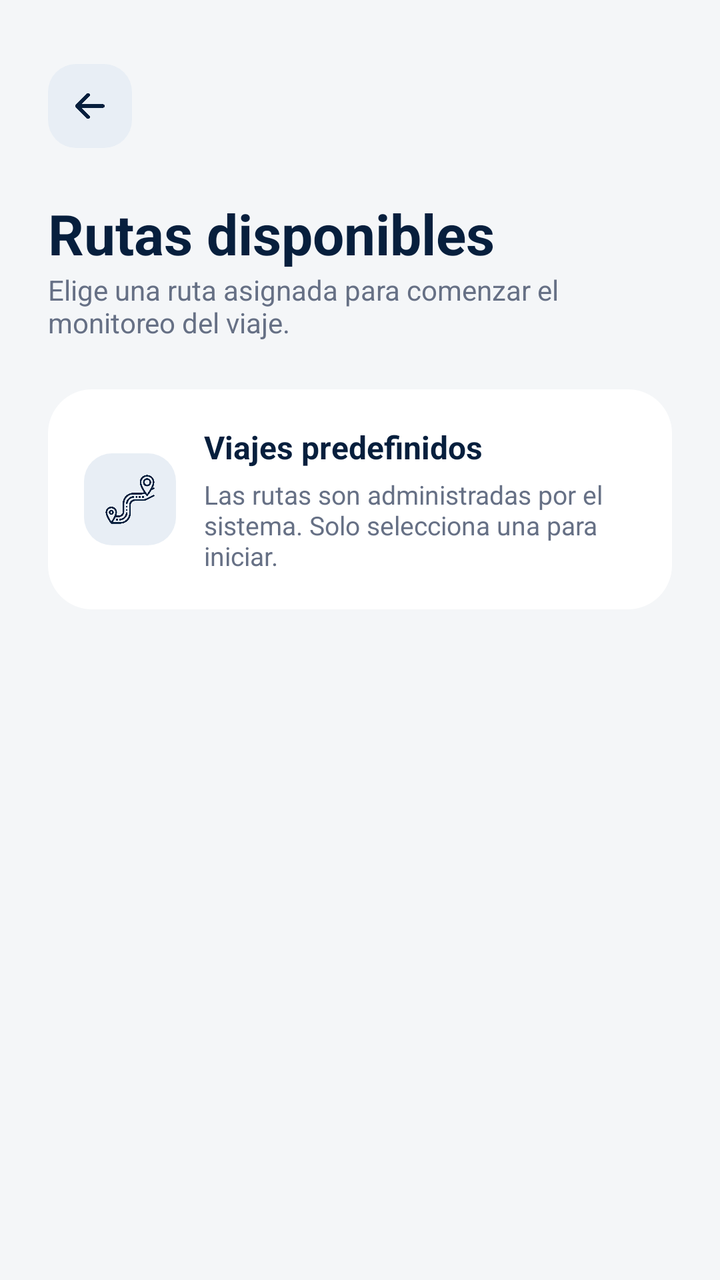
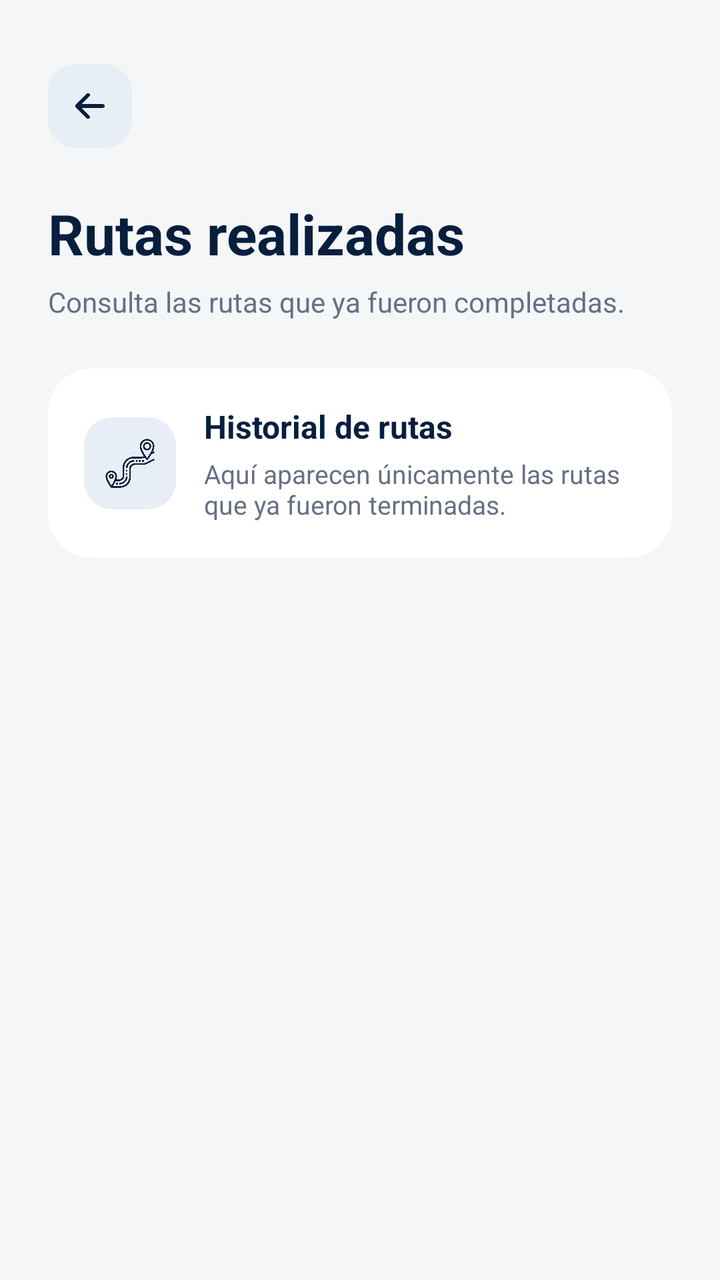

Before-and-after screenshots of an Android layout around one commit, followed by the original layout XML and the change that was made.
<!-- AndroidManifest.xml: application theme Theme.SomnixApp -->
<!-- res/layout/activity_lista_rutas.xml -->
<?xml version="1.0" encoding="utf-8"?>
<androidx.constraintlayout.widget.ConstraintLayout
    xmlns:android="http://schemas.android.com/apk/res/android"
    xmlns:app="http://schemas.android.com/apk/res-auto"
    xmlns:tools="http://schemas.android.com/tools"
    android:id="@+id/main"
    android:layout_width="match_parent"
    android:layout_height="match_parent"
    android:background="#F4F6F8"
    tools:context=".ListaRutasActivity">

    <ImageView
        android:id="@+id/btnBack"
        android:layout_width="42dp"
        android:layout_height="42dp"
        android:layout_marginStart="24dp"
        android:layout_marginTop="32dp"
        android:background="@drawable/bg_icon_button"
        android:padding="10dp"
        android:src="@drawable/ic_arrow_back"
        app:tint="#071F3D"
        app:layout_constraintStart_toStartOf="parent"
        app:layout_constraintTop_toTopOf="parent"/>

    <TextView
        android:id="@+id/txtTitulo"
        android:layout_width="wrap_content"
        android:layout_height="wrap_content"
        android:text="Rutas disponibles"
        android:textStyle="bold"
        android:textSize="28sp"
        android:textColor="#071F3D"
        android:layout_marginTop="24dp"
        app:layout_constraintStart_toStartOf="@id/btnBack"
        app:layout_constraintTop_toBottomOf="@id/btnBack"/>

    <TextView
        android:id="@+id/txtSubtitulo"
        android:layout_width="0dp"
        android:layout_height="wrap_content"
        android:text="Elige una ruta asignada para comenzar el monitoreo del viaje."
        android:textColor="#667085"
        android:textSize="14sp"
        android:layout_marginEnd="24dp"
        app:layout_constraintTop_toBottomOf="@id/txtTitulo"
        app:layout_constraintStart_toStartOf="@id/txtTitulo"
        app:layout_constraintEnd_toEndOf="parent"/>

    <LinearLayout
        android:id="@+id/cardInfoRutas"
        android:layout_width="0dp"
        android:layout_height="wrap_content"
        android:layout_marginHorizontal="24dp"
        android:layout_marginTop="24dp"
        android:background="@drawable/bg_card"
        android:gravity="center_vertical"
        android:orientation="horizontal"
        android:padding="18dp"
        app:layout_constraintTop_toBottomOf="@id/txtSubtitulo"
        app:layout_constraintStart_toStartOf="parent"
        app:layout_constraintEnd_toEndOf="parent">

        <ImageView
            android:layout_width="46dp"
            android:layout_height="46dp"
            android:background="@drawable/bg_icon_button"
            android:padding="10dp"
            android:src="@drawable/ic_route"
            app:tint="#071F3D" />

        <LinearLayout
            android:layout_width="0dp"
            android:layout_height="wrap_content"
            android:layout_marginStart="14dp"
            android:layout_weight="1"
            android:orientation="vertical">

            <TextView
                android:layout_width="wrap_content"
                android:layout_height="wrap_content"
                android:text="Viajes predefinidos"
                android:textColor="#071F3D"
                android:textSize="16sp"
                android:textStyle="bold" />

            <TextView
                android:layout_width="match_parent"
                android:layout_height="wrap_content"
                android:layout_marginTop="4dp"
                android:text="Las rutas son administradas por el sistema. Solo selecciona una para iniciar."
                android:textColor="#667085"
                android:textSize="13sp" />

        </LinearLayout>

    </LinearLayout>

    <androidx.recyclerview.widget.RecyclerView
        android:id="@+id/rvRutas"
        android:layout_width="0dp"
        android:layout_height="0dp"
        android:layout_marginTop="20dp"
        android:paddingBottom="24dp"
        android:clipToPadding="false"
        app:layout_constraintTop_toBottomOf="@id/cardInfoRutas"
        app:layout_constraintBottom_toBottomOf="parent"
        app:layout_constraintStart_toStartOf="parent"
        app:layout_constraintEnd_toEndOf="parent"/>

</androidx.constraintlayout.widget.ConstraintLayout>
<!-- resources referenced by this layout -->
<resources>
  <!-- drawable bg_card (drawable) -->
  <?xml version="1.0" encoding="utf-8"?>
  <shape xmlns:android="http://schemas.android.com/apk/res/android">
      <solid android:color="#FFFFFF" />
      <corners android:radius="22dp" />
  </shape>
  <!-- drawable bg_icon_button (drawable) -->
  <?xml version="1.0" encoding="utf-8"?>
  <shape xmlns:android="http://schemas.android.com/apk/res/android">
      <solid android:color="#E8EEF5" />
      <corners android:radius="14dp" />
  </shape>
  <!-- drawable ic_arrow_back: png bitmap (drawable, 3414 bytes) -->
  <!-- drawable ic_route: png bitmap (drawable, 17264 bytes) -->
  <style name="Theme.SomnixApp" parent="Base.Theme.SomnixApp" />
  <style name="Base.Theme.SomnixApp" parent="Theme.Material3.DayNight.NoActionBar">
          
          
      </style>
</resources>

<!-- the commit's change to res/layout/activity_lista_rutas.xml (unified diff, before → after) -->
@@ -16,35 +16,39 @@
         android:layout_marginStart="24dp"
         android:layout_marginTop="32dp"
         android:background="@drawable/bg_icon_button"
+        android:contentDescription="Regresar"
         android:padding="10dp"
         android:src="@drawable/ic_arrow_back"
-        app:tint="#071F3D"
         app:layout_constraintStart_toStartOf="parent"
-        app:layout_constraintTop_toTopOf="parent"/>
+        app:layout_constraintTop_toTopOf="parent"
+        app:tint="#071F3D" />
 
     <TextView
         android:id="@+id/txtTitulo"
-        android:layout_width="wrap_content"
+        android:layout_width="0dp"
         android:layout_height="wrap_content"
-        android:text="Rutas disponibles"
+        android:layout_marginTop="24dp"
+        android:layout_marginEnd="24dp"
+        android:text="Rutas realizadas"
+        android:textColor="#071F3D"
+        android:textSize="28sp"
         android:textStyle="bold"
-        android:textSize="28sp"
-        android:textColor="#071F3D"
-        android:layout_marginTop="24dp"
+        app:layout_constraintEnd_toEndOf="parent"
         app:layout_constraintStart_toStartOf="@id/btnBack"
-        app:layout_constraintTop_toBottomOf="@id/btnBack"/>
+        app:layout_constraintTop_toBottomOf="@id/btnBack" />
 
     <TextView
         android:id="@+id/txtSubtitulo"
         android:layout_width="0dp"
         android:layout_height="wrap_content"
-        android:text="Elige una ruta asignada para comenzar el monitoreo del viaje."
+        android:layout_marginTop="6dp"
+        android:layout_marginEnd="24dp"
+        android:text="Consulta las rutas que ya fueron completadas."
         android:textColor="#667085"
         android:textSize="14sp"
-        android:layout_marginEnd="24dp"
-        app:layout_constraintTop_toBottomOf="@id/txtTitulo"
+        app:layout_constraintEnd_toEndOf="parent"
         app:layout_constraintStart_toStartOf="@id/txtTitulo"
-        app:layout_constraintEnd_toEndOf="parent"/>
+        app:layout_constraintTop_toBottomOf="@id/txtTitulo" />
 
     <LinearLayout
         android:id="@+id/cardInfoRutas"
@@ -56,14 +60,15 @@
         android:gravity="center_vertical"
         android:orientation="horizontal"
         android:padding="18dp"
-        app:layout_constraintTop_toBottomOf="@id/txtSubtitulo"
+        app:layout_constraintEnd_toEndOf="parent"
         app:layout_constraintStart_toStartOf="parent"
-        app:layout_constraintEnd_toEndOf="parent">
+        app:layout_constraintTop_toBottomOf="@id/txtSubtitulo">
 
         <ImageView
             android:layout_width="46dp"
             android:layout_height="46dp"
             android:background="@drawable/bg_icon_button"
+            android:contentDescription="Información de rutas"
             android:padding="10dp"
             android:src="@drawable/ic_route"
             app:tint="#071F3D" />
@@ -76,18 +81,20 @@
             android:orientation="vertical">
 
             <TextView
+                android:id="@+id/txtTituloInfo"
                 android:layout_width="wrap_content"
                 android:layout_height="wrap_content"
-                android:text="Viajes predefinidos"
+                android:text="Historial de rutas"
                 android:textColor="#071F3D"
                 android:textSize="16sp"
                 android:textStyle="bold" />
 
             <TextView
+                android:id="@+id/txtDescripcionInfo"
                 android:layout_width="match_parent"
                 android:layout_height="wrap_content"
                 android:layout_marginTop="4dp"
-                android:text="Las rutas son administradas por el sistema. Solo selecciona una para iniciar."
+                android:text="Aquí aparecen únicamente las rutas que ya fueron terminadas."
                 android:textColor="#667085"
                 android:textSize="13sp" />
 
@@ -95,16 +102,31 @@
 
     </LinearLayout>
 
+    <TextView
+        android:id="@+id/txtSinRutas"
+        android:layout_width="0dp"
+        android:layout_height="wrap_content"
+        android:layout_marginHorizontal="40dp"
+        android:gravity="center"
+        android:text="Todavía no tienes rutas realizadas."
+        android:textColor="#667085"
+        android:textSize="15sp"
+        android:visibility="gone"
+        app:layout_constraintBottom_toBottomOf="parent"
+        app:layout_constraintEnd_toEndOf="parent"
+        app:layout_constraintStart_toStartOf="parent"
+        app:layout_constraintTop_toBottomOf="@id/cardInfoRutas" />
+
     <androidx.recyclerview.widget.RecyclerView
         android:id="@+id/rvRutas"
         android:layout_width="0dp"
         android:layout_height="0dp"
         android:layout_marginTop="20dp"
+        android:clipToPadding="false"
         android:paddingBottom="24dp"
-        android:clipToPadding="false"
-        app:layout_constraintTop_toBottomOf="@id/cardInfoRutas"
         app:layout_constraintBottom_toBottomOf="parent"
+        app:layout_constraintEnd_toEndOf="parent"
         app:layout_constraintStart_toStartOf="parent"
-        app:layout_constraintEnd_toEndOf="parent"/>
+        app:layout_constraintTop_toBottomOf="@id/cardInfoRutas" />
 
 </androidx.constraintlayout.widget.ConstraintLayout>
